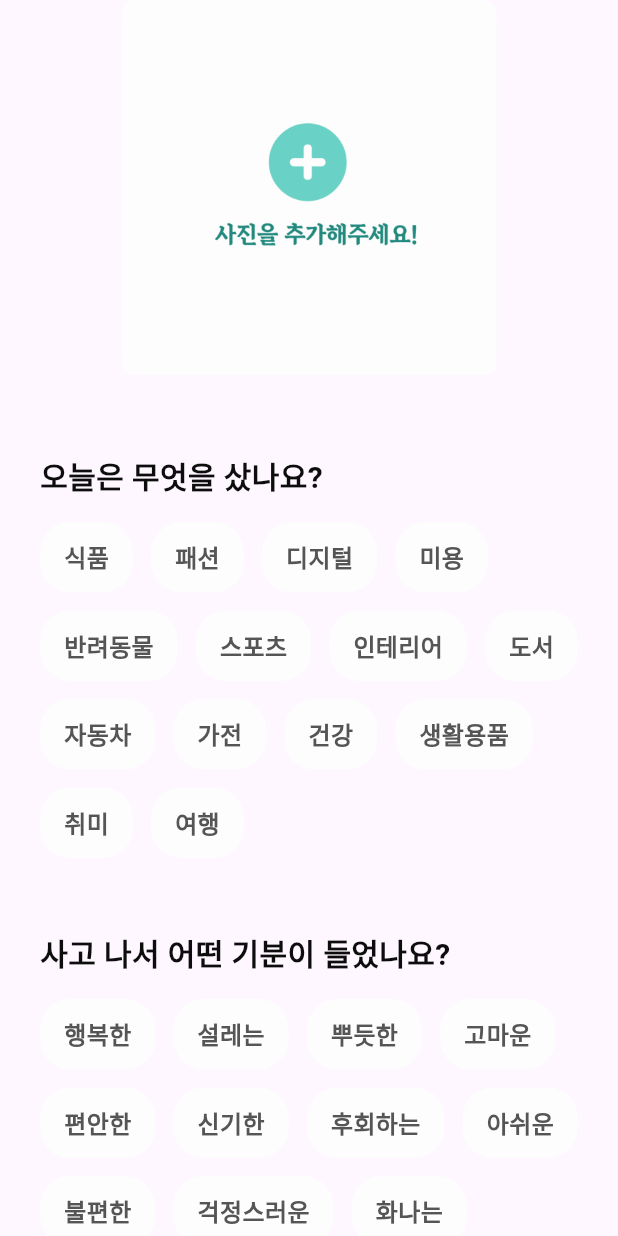
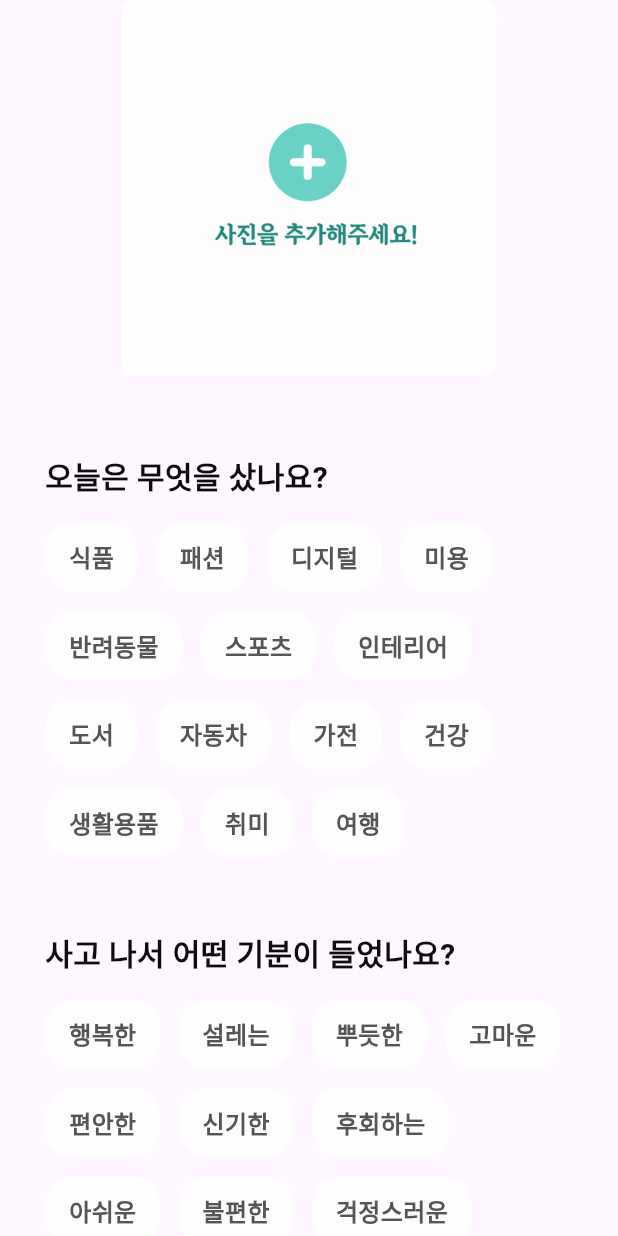
Before and after one commit to lxxyeon/SobieNote_Android, a Flutter app: the BoardContentSection widget shown alone on an empty page, opened directly, on a phone screen of 412 x 824 dp. Run offline on Flutter 3.47's test engine with Material 3 defaults, Android fonts, the phone set to English and light mode, and no system bars; our stand-ins replace device_info_plus, dio, fl_chart, flutter_riverpod, flutter_secure_storage, go_router and 6 more; missing offline and left inert: kakao_flutter_sdk_user, media_store_plus; accounts and stored records are empty; generated files the repository leaves out were written again; Roboto replaces fonts that are missing (KimjungchulMyungjo).

Commit message:
[FIX] 추가화면 재정렬, padding 수정

```diff
--- a/sobienote_flutter/lib/component/board_selection.dart
+++ b/sobienote_flutter/lib/component/board_selection.dart
@@ -200,6 +200,11 @@ class _BoardContentSectionState extends ConsumerState<BoardContentSection> {
           children: [
             _renderImagePreview(),
             const SizedBox(height: 52),
+            Padding(
+              padding: const EdgeInsets.symmetric(horizontal: 30.0),
+              child: Column(
+                crossAxisAlignment: CrossAxisAlignment.start,
+                children: [
                   TagSelector(
                     title: '오늘은 무엇을 샀나요?',
                     tagList: categories,
@@ -215,14 +220,14 @@ class _BoardContentSectionState extends ConsumerState<BoardContentSection> {
                   ),
                   const SizedBox(height: 48),
                   TagSelector(
-              title: '이 물건이 갖고 있는 가치나 의미는 무엇인가요?',
+                    title: '이 물건이 갖고 있는 가치나\n의미는 무엇인가요?',
                     tagList: factors,
                     selectedIndex: _form.factor,
                     onTagSelected: (i) => setState(() => _form.factor = i),
                   ),
                   const SizedBox(height: 48),
                   TagSelector(
-              title: '이 달의 소비 목표를 이루는데 얼마나 기여했나요?',
+                    title: '이 달의 소비 목표를 이루는데\n얼마나 기여했나요?',
                     tagList: satisfactions,
                     selectedIndex: _form.satisfaction,
                     onTagSelected: (i) => setState(() => _form.satisfaction = i),
@@ -232,6 +237,9 @@ class _BoardContentSectionState extends ConsumerState<BoardContentSection> {
                   const SizedBox(height: 48),
                   _renderSubmitButton(),
                   const SizedBox(height: 48),
+                ],
+              ),
+            )
           ],
         );
       },
--- a/sobienote_flutter/lib/component/tag_selector.dart
+++ b/sobienote_flutter/lib/component/tag_selector.dart
@@ -19,10 +19,7 @@ class TagSelector extends StatelessWidget {
 
   @override
   Widget build(BuildContext context) {
-    final screenWidth = MediaQuery.of(context).size.width;
-    return ConstrainedBox(
-      constraints: BoxConstraints(maxWidth: screenWidth * 0.9),
-      child: Column(
+    return Column(
       crossAxisAlignment: CrossAxisAlignment.start,
       children: [
         Text(
@@ -51,7 +48,6 @@ class TagSelector extends StatelessWidget {
                   .toList(),
         ),
       ],
-      ),
     );
   }
 }
```
Lines whose indentation alone changed are shown as unchanged.
